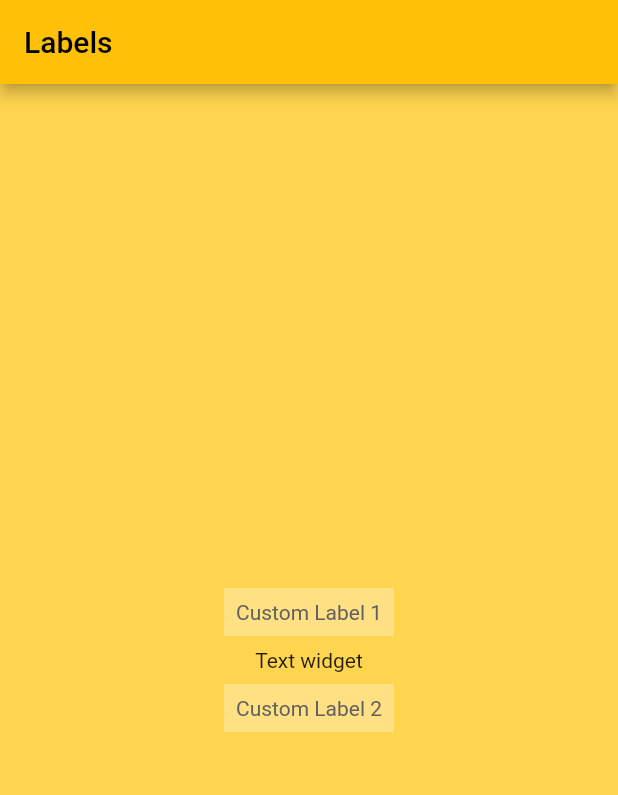
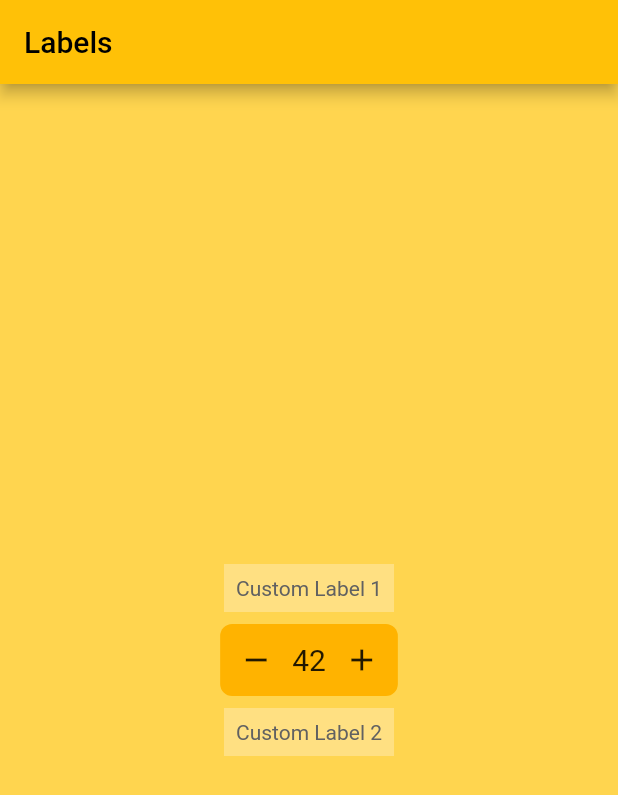
Before and after one commit to lightflutter/test_project_for_study, a Flutter app: the screen it shows after launch, on a phone screen of 412 x 824 dp. Shown: the top 795 px of the screen. Run offline on Flutter 3.47's test engine with Material 2 defaults, Android fonts, the light colour scheme and no system bars.

Commit message:
feat: Add CounterWidget at main widget

```diff
--- a/lib/main.dart
+++ b/lib/main.dart
@@ -1,4 +1,5 @@
 import 'package:flutter/material.dart';
+import 'package:test_project_for_study/counter_widget.dart';
 import 'package:test_project_for_study/hint_label.dart';
 
 void main() => runApp(const MyApp());
@@ -26,7 +27,7 @@ class MyApp extends StatelessWidget {
             children: const [
               HintLabel('Custom Label 1'),
               SizedBox(height: 8.0),
-              Text('Text widget'),
+              CounterWidget(),
               SizedBox(height: 8.0),
               HintLabel('Custom Label 2'),
             ],
```
